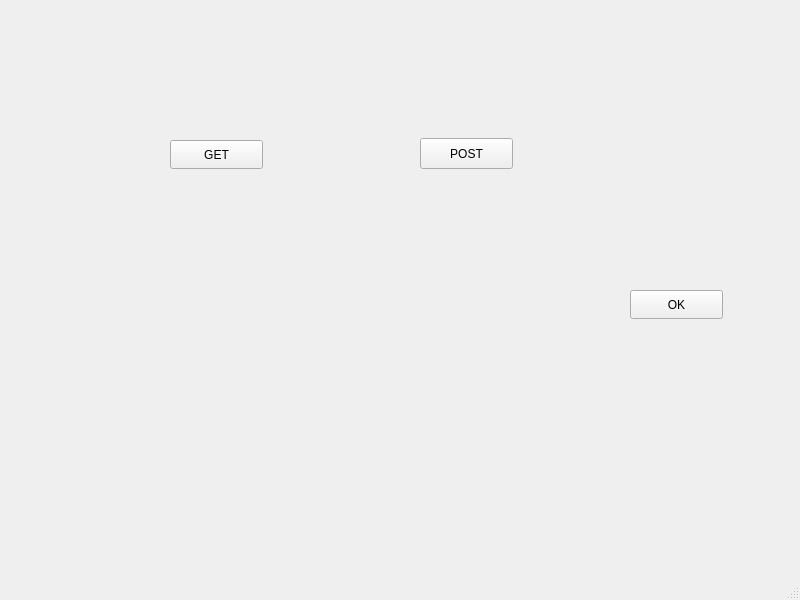
The window that Generator/http.ui (alexandragugu/Practica2023) describes before a commit, drawn with Qt 5.
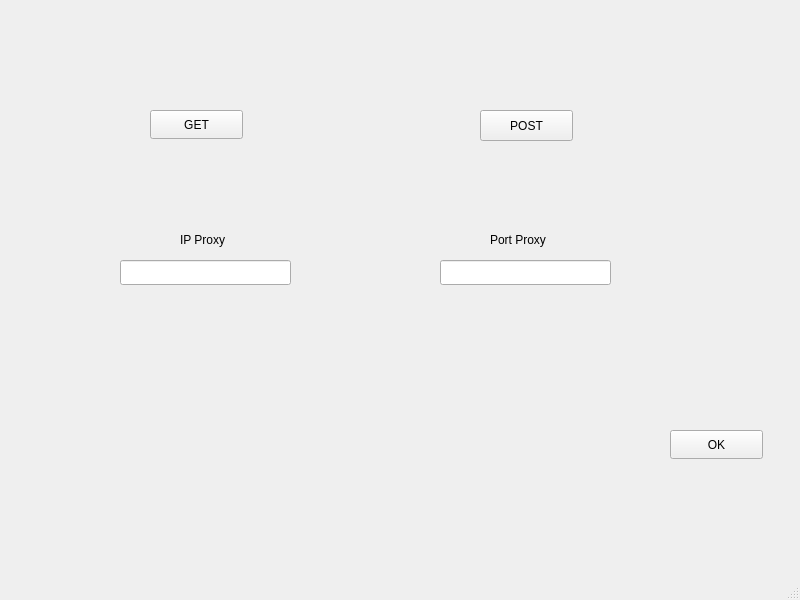
The same window after the commit.

What changed in the file:
```diff
--- a/Generator/http.ui
+++ b/Generator/http.ui
@@ -17,8 +17,8 @@
    <widget class="QPushButton" name="pushButton">
     <property name="geometry">
      <rect>
-      <x>630</x>
-      <y>290</y>
+      <x>670</x>
+      <y>430</y>
       <width>93</width>
       <height>29</height>
      </rect>
@@ -30,8 +30,8 @@
    <widget class="QPushButton" name="pushButton_2">
     <property name="geometry">
      <rect>
-      <x>170</x>
-      <y>140</y>
+      <x>150</x>
+      <y>110</y>
       <width>93</width>
       <height>29</height>
      </rect>
@@ -43,8 +43,8 @@
    <widget class="QPushButton" name="pushButton_3">
     <property name="geometry">
      <rect>
-      <x>420</x>
-      <y>138</y>
+      <x>480</x>
+      <y>110</y>
       <width>93</width>
       <height>31</height>
      </rect>
@@ -53,6 +53,52 @@
      <string>POST</string>
     </property>
    </widget>
+   <widget class="QLineEdit" name="ip_proxy">
+    <property name="geometry">
+     <rect>
+      <x>120</x>
+      <y>260</y>
+      <width>171</width>
+      <height>25</height>
+     </rect>
+    </property>
+   </widget>
+   <widget class="QLineEdit" name="port_proxy">
+    <property name="geometry">
+     <rect>
+      <x>440</x>
+      <y>260</y>
+      <width>171</width>
+      <height>25</height>
+     </rect>
+    </property>
+   </widget>
+   <widget class="QLabel" name="label">
+    <property name="geometry">
+     <rect>
+      <x>180</x>
+      <y>230</y>
+      <width>63</width>
+      <height>20</height>
+     </rect>
+    </property>
+    <property name="text">
+     <string>IP Proxy</string>
+    </property>
+   </widget>
+   <widget class="QLabel" name="label_2">
+    <property name="geometry">
+     <rect>
+      <x>490</x>
+      <y>230</y>
+      <width>81</width>
+      <height>20</height>
+     </rect>
+    </property>
+    <property name="text">
+     <string>Port Proxy</string>
+    </property>
+   </widget>
   </widget>
   <widget class="QMenuBar" name="menubar">
    <property name="geometry">
```
